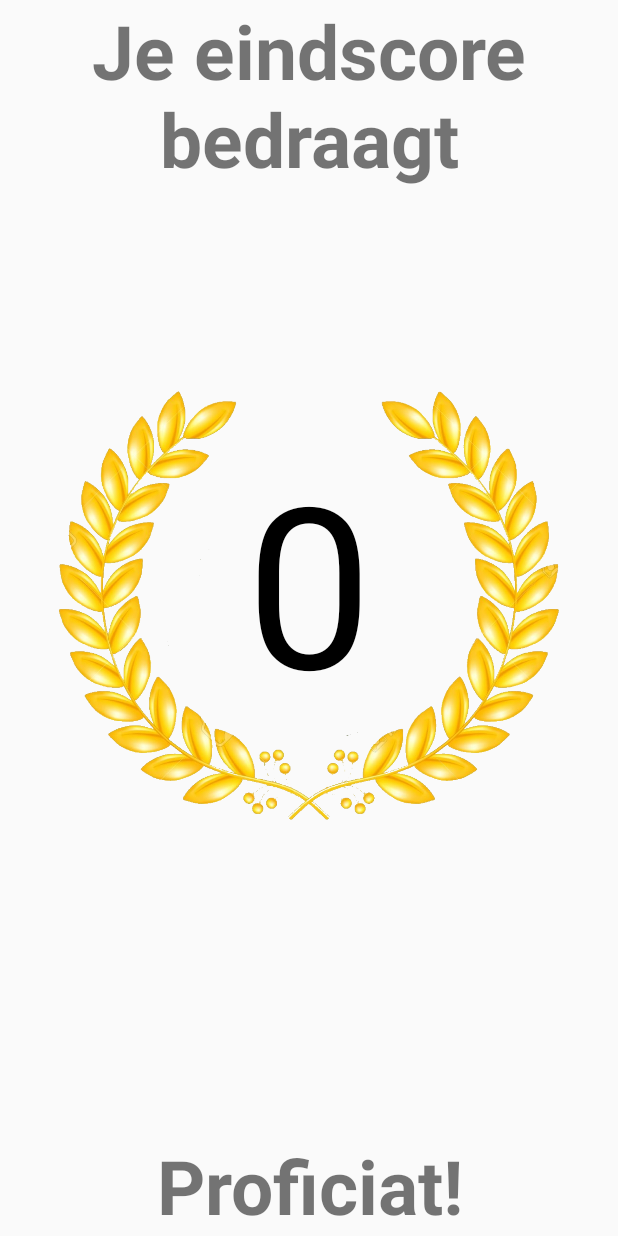
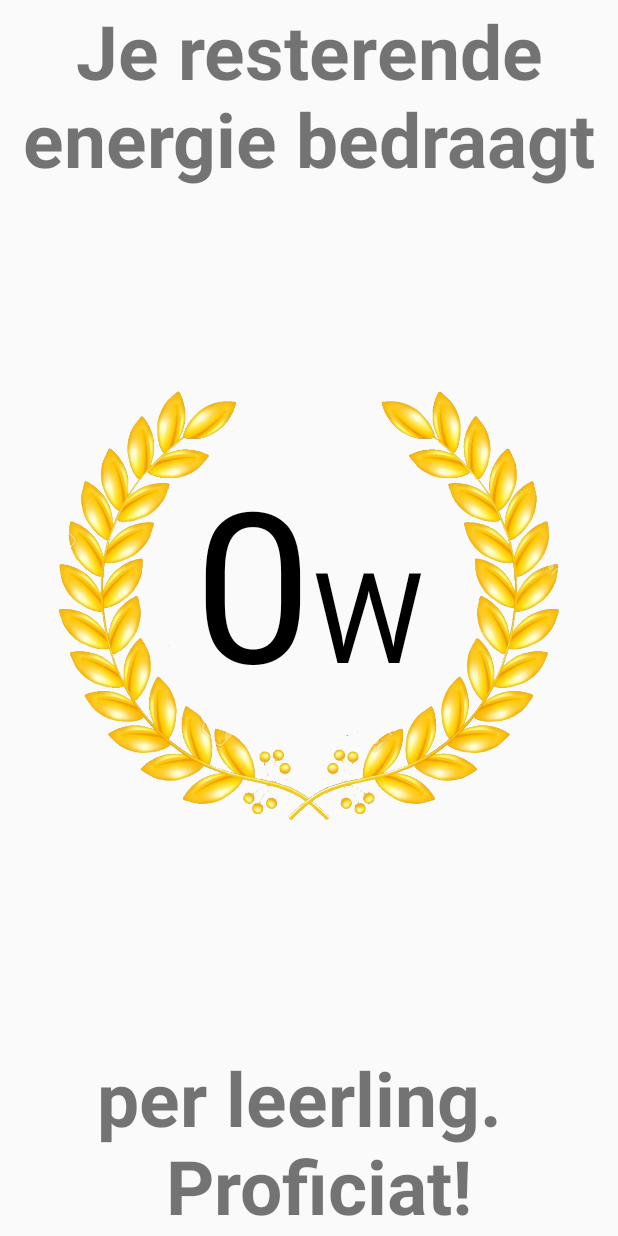
Before and after one commit to maxhelskens/EnergieCircus, an Android app: the NoInternetEndResult screen opened directly, with no data from a screen before it, on a phone screen of 412 x 824 dp. Run offline under Robolectric (Android 15) with nearby library versions, the phone set to English and light mode, and no system bars; libraries missing offline, so code that uses them is left out: com.plattysoft.leonids; 2 statements that could not run were skipped.

```diff
--- a/app/src/main/java/com/example/max/energiecircus/NoInternetEndResult.java
+++ b/app/src/main/java/com/example/max/energiecircus/NoInternetEndResult.java
@@ -1,10 +1,11 @@
 package com.example.max.energiecircus;
 
-        import android.content.Intent;
+import android.content.Intent;
 import android.os.Bundle;
 import android.support.v7.app.AppCompatActivity;
+import android.text.SpannableString;
+import android.text.style.RelativeSizeSpan;
 import android.util.Log;
-import android.util.TypedValue;
 import android.widget.TextView;
 
 import com.plattysoft.leonids.ParticleSystem;
@@ -13,7 +14,7 @@ import com.plattysoft.leonids.modifiers.ScaleModifier;
 public class NoInternetEndResult extends AppCompatActivity {
 
     private TextView endResultTxt;
-
+    private int lengthEndResult;
     @Override
     public void onBackPressed()
     {
@@ -31,9 +32,18 @@ public class NoInternetEndResult extends AppCompatActivity {
         //set view
         setContentView(R.layout.activity_no_internet_end_result);
 
+        String s= String.valueOf((int) endResult) + "W";
+        lengthEndResult = String.valueOf((int) endResult).length();
+        SpannableString ss1=  new SpannableString(s);
+        ss1.setSpan(new RelativeSizeSpan(10f), 0,lengthEndResult, 0); // set size
+        ss1.setSpan(new RelativeSizeSpan(6f), lengthEndResult, lengthEndResult+1,0);
         endResultTxt = (TextView) findViewById(R.id.myImageViewText);
-        endResultTxt.setText((String.valueOf((int) endResult)));
-        endResultTxt.setTextSize(TypedValue.COMPLEX_UNIT_DIP, 150.f);
+        endResultTxt.setText(ss1);
+
+
+//        endResultTxt = (TextView) findViewById(R.id.myImageViewText);
+//        endResultTxt.setText((String.valueOf((int) endResult)));
+//        endResultTxt.setTextSize(TypedValue.COMPLEX_UNIT_DIP, 150.f);
 
         //Sparkling stars
         ParticleSystem ps = new ParticleSystem(this, 20, R.drawable.star, 3000);//Deze star is de afbeelding die ik u direct zal sturen maar ge moogt daar ook een andere van maken ze
--- a/app/src/main/res/layout/activity_graph.xml
+++ b/app/src/main/res/layout/activity_graph.xml
@@ -21,7 +21,7 @@
         <TextView
             android:layout_width="wrap_content"
             android:layout_height="wrap_content"
-            android:text ="Wh"
+            android:text ="Watt"
             android:id="@+id/magnetoValue"/>
         <Button
             android:layout_width="wrap_content"
--- a/app/src/main/res/layout/activity_no_internet_end_result.xml
+++ b/app/src/main/res/layout/activity_no_internet_end_result.xml
@@ -10,7 +10,7 @@
         android:layout_width="match_parent"
         android:layout_height="match_parent"
         android:id="@+id/textOnTop"
-        android:text="Je eindscore bedraagt"
+        android:text="Je resterende energie bedraagt"
         android:textSize="50dp"
         android:textStyle="bold"
         android:gravity="center|top"/>
@@ -39,7 +39,7 @@
         android:layout_width="match_parent"
         android:layout_height="match_parent"
         android:id="@+id/textOnBottom"
-        android:text="Proficiat!"
+        android:text="per leerling. \n Proficiat!"
         android:textSize="50dp"
         android:textStyle="bold"
         android:gravity="center|bottom" />
```
